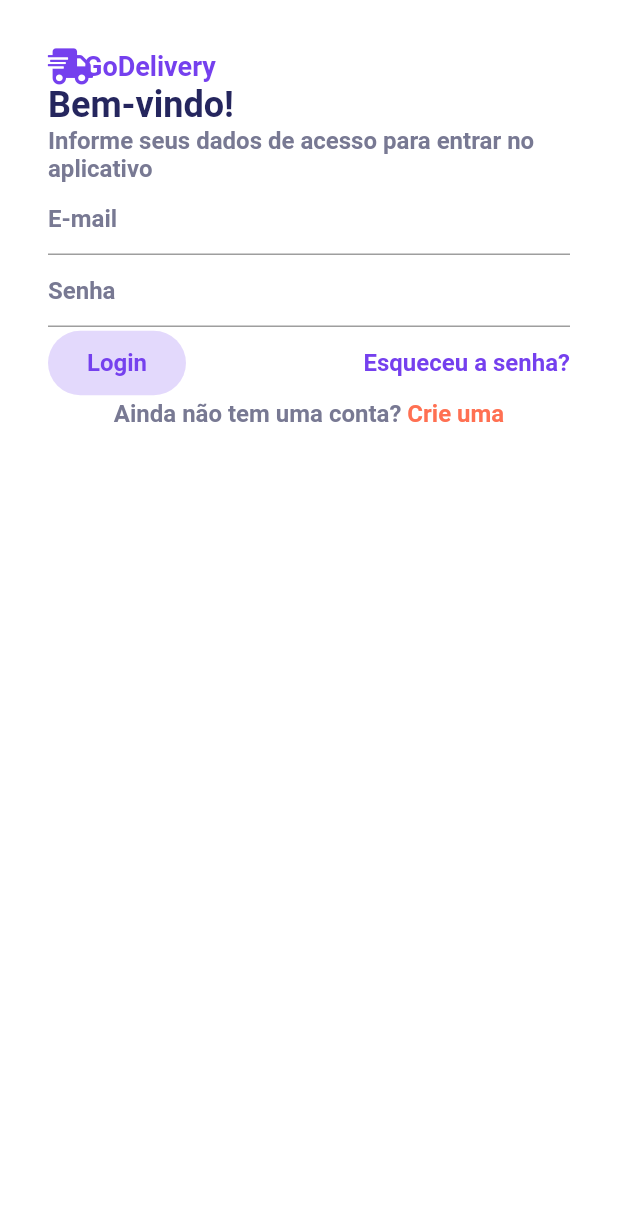
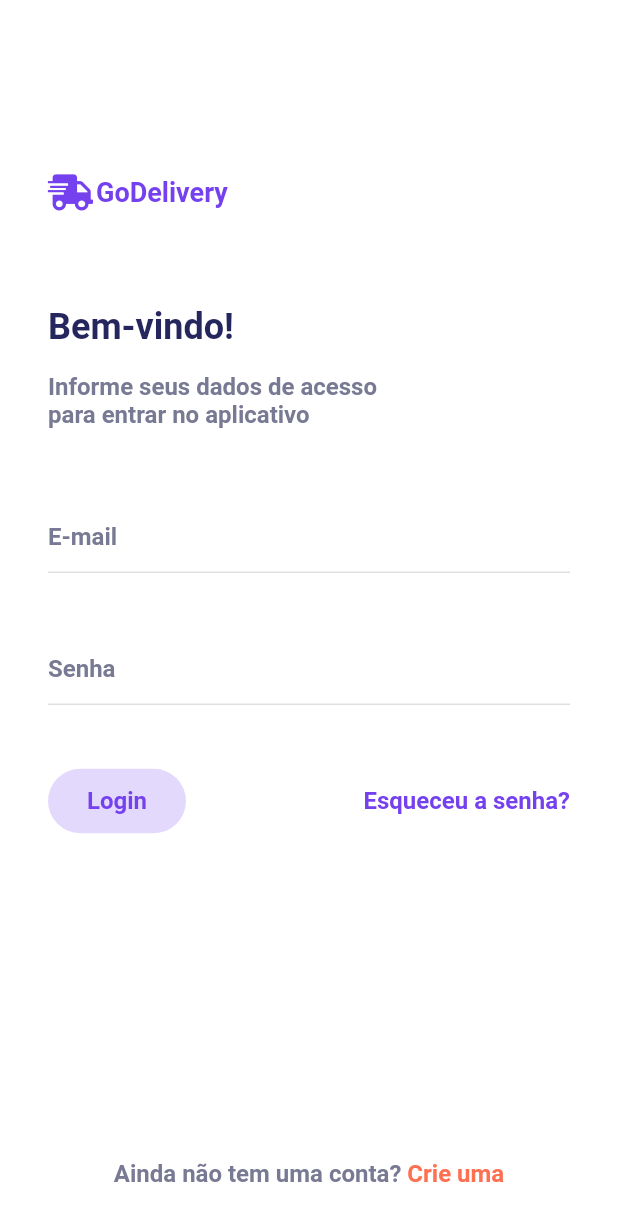
Before and after one commit to brunopetrolini/go_delivery, a Flutter app: the screen it shows after launch, on a phone screen of 412 x 824 dp. Shown: the top 1221 px of the screen. Run offline on Flutter 3.47's test engine with Material 2 defaults, Android fonts, the phone set to English and light mode, and no system bars; our stand-ins replace font_awesome_flutter, get, google_fonts.

Commit message:
Update login_view.dart

```diff
--- a/lib/pages/login/login_view.dart
+++ b/lib/pages/login/login_view.dart
@@ -8,11 +8,19 @@ class LoginView extends GetView<LoginController> {
   @override
   Widget build(BuildContext context) {
     return Scaffold(
+      resizeToAvoidBottomInset: false,
       backgroundColor: const Color(0xFFFFFFFF),
       body: SafeArea(
         minimum: const EdgeInsets.all(32),
         child: Column(
           mainAxisSize: MainAxisSize.max,
+          crossAxisAlignment: CrossAxisAlignment.start,
+          children: [
+            Expanded(
+              child: Padding(
+                padding: const EdgeInsets.only(top: 84),
+                child: SingleChildScrollView(
+                  child: Column(
                     crossAxisAlignment: CrossAxisAlignment.start,
                     children: [
                       Row(
@@ -22,6 +30,7 @@ class LoginView extends GetView<LoginController> {
                             size: 24,
                             color: const Color(0xFF7540EE),
                           ),
+                          const SizedBox(width: 8),
                           const Text(
                             'GoDelivery',
                             style: TextStyle(
@@ -32,6 +41,12 @@ class LoginView extends GetView<LoginController> {
                           ),
                         ],
                       ),
+                      const SizedBox(height: 64),
+                      Container(
+                        width: 232,
+                        child: Column(
+                          crossAxisAlignment: CrossAxisAlignment.start,
+                          children: [
                             const Text(
                               'Bem-vindo!',
                               style: TextStyle(
@@ -40,6 +55,7 @@ class LoginView extends GetView<LoginController> {
                                 fontWeight: FontWeight.w700,
                               ),
                             ),
+                            const SizedBox(height: 16),
                             const Text(
                               'Informe seus dados de acesso para entrar no aplicativo',
                               style: TextStyle(
@@ -48,6 +64,10 @@ class LoginView extends GetView<LoginController> {
                                 color: const Color(0xFF787993),
                               ),
                             ),
+                          ],
+                        ),
+                      ),
+                      const SizedBox(height: 48),
                       TextFormField(
                         autocorrect: false,
                         textCapitalization: TextCapitalization.none,
@@ -59,8 +79,14 @@ class LoginView extends GetView<LoginController> {
                             fontWeight: FontWeight.w600,
                             color: const Color(0xFF787993),
                           ),
+                          enabledBorder: UnderlineInputBorder(
+                            borderSide: BorderSide(
+                              color: const Color(0xFFDFDFE4),
                             ),
                           ),
+                        ),
+                      ),
+                      const SizedBox(height: 40),
                       TextFormField(
                         autocorrect: false,
                         obscureText: true,
@@ -72,8 +98,14 @@ class LoginView extends GetView<LoginController> {
                             fontWeight: FontWeight.w600,
                             color: const Color(0xFF787993),
                           ),
+                          enabledBorder: UnderlineInputBorder(
+                            borderSide: BorderSide(
+                              color: const Color(0xFFDFDFE4),
                             ),
                           ),
+                        ),
+                      ),
+                      const SizedBox(height: 40),
                       Row(
                         mainAxisAlignment: MainAxisAlignment.spaceBetween,
                         children: [
@@ -106,6 +138,11 @@ class LoginView extends GetView<LoginController> {
                           ),
                         ],
                       ),
+                    ],
+                  ),
+                ),
+              ),
+            ),
             Row(
               mainAxisAlignment: MainAxisAlignment.center,
               children: [
```
Lines whose indentation alone changed are shown as unchanged.
